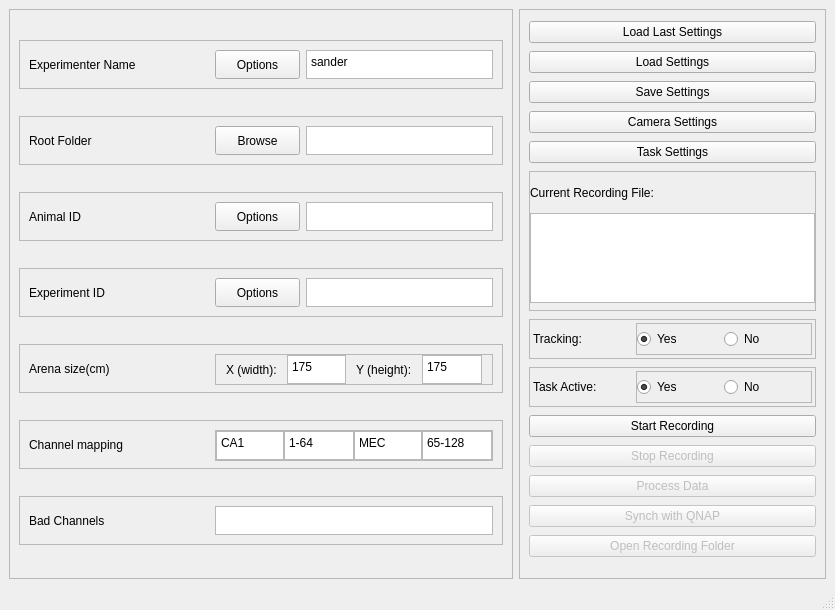
Barry-lab/openEPhys_DACQ, file RecordingManagerDesign.ui: the form before one commit.
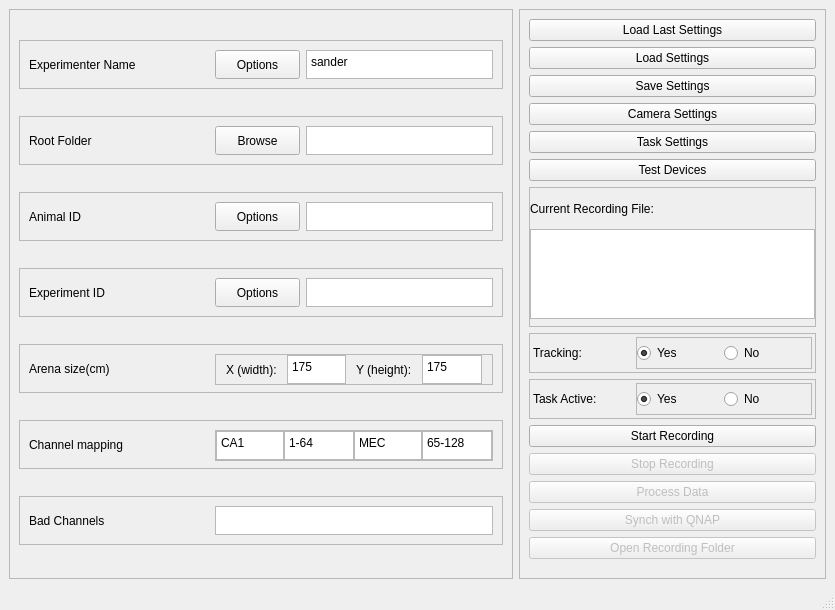
The form after the commit.

Commit message: Added Test Devices button to RecordingManager.py

Diff of the .ui file:
```diff
--- a/RecordingManagerDesign.ui
+++ b/RecordingManagerDesign.ui
@@ -636,6 +636,13 @@
          </property>
         </widget>
        </item>
+       <item>
+        <widget class="QPushButton" name="pb_test_devices">
+         <property name="text">
+          <string>Test Devices</string>
+         </property>
+        </widget>
+       </item>
        <item>
         <widget class="QFrame" name="f_rec_folder">
          <property name="maximumSize">
```
The commit also changes 3 other files.
